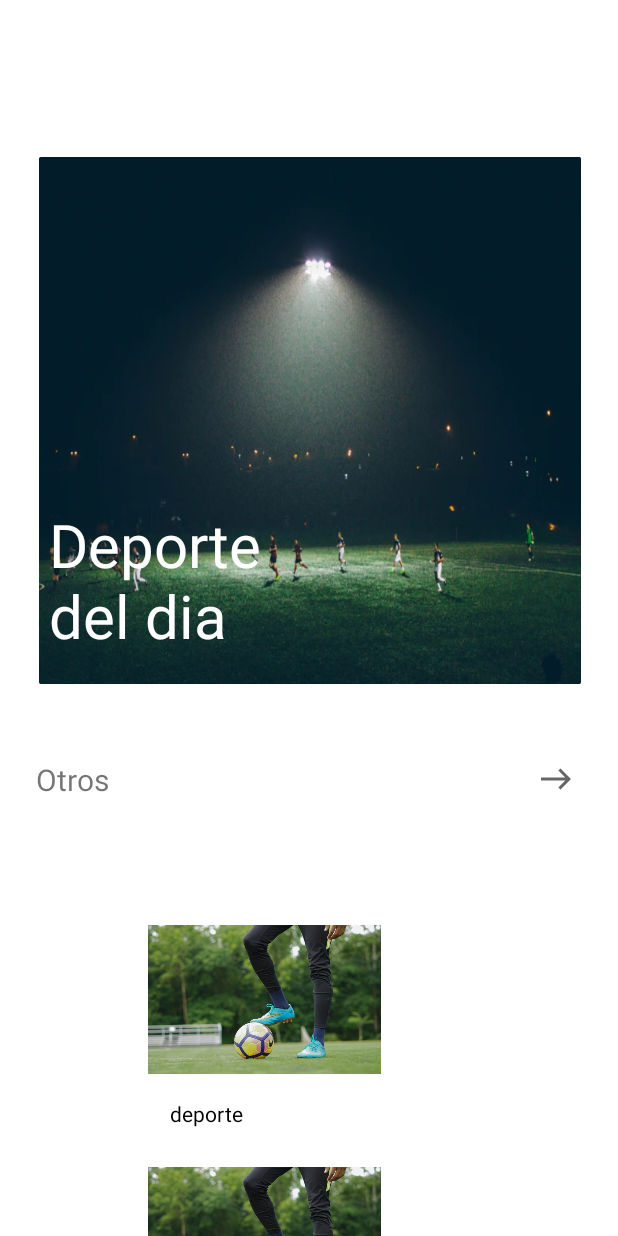
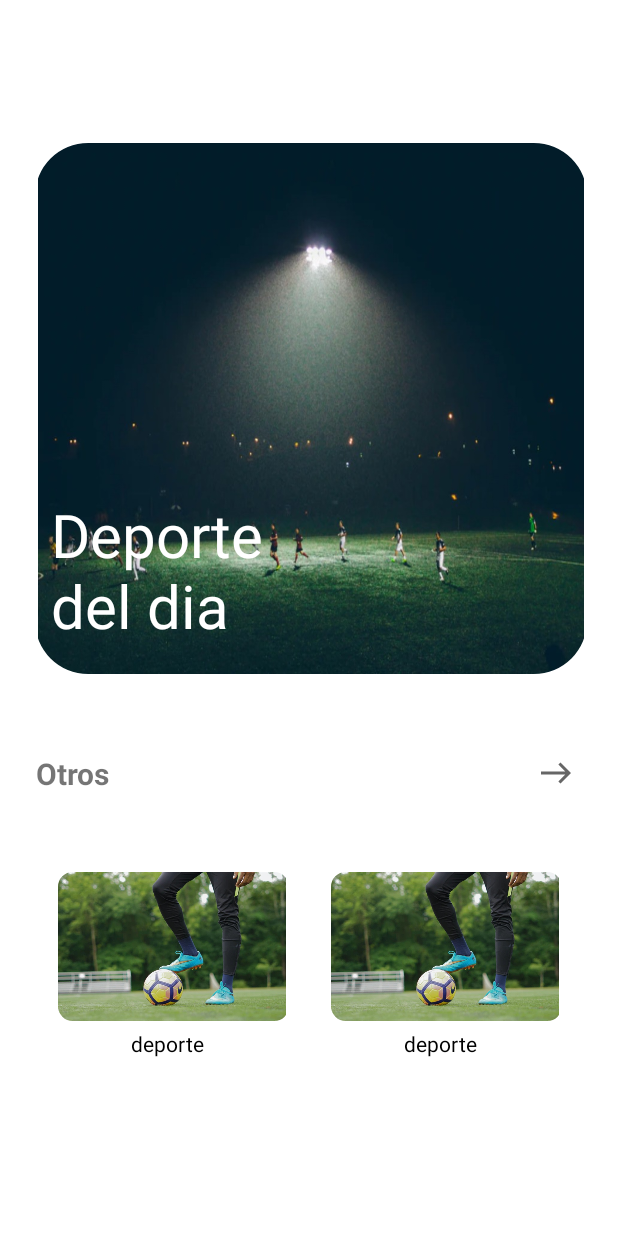
Before and after one commit to 2DAMUE/EventSports, an Android app: the screen it shows after launch (MainActivity), on a phone screen of 412 x 824 dp. Run offline under Robolectric (Android 15) with nearby library versions, the phone set to English and light mode, and no system bars; pictures from the network do not load.

Commit message:
Splash y Main acabado

```diff
--- a/app/build.gradle
+++ b/app/build.gradle
@@ -37,8 +37,6 @@ dependencies {
     implementation 'androidx.constraintlayout:constraintlayout:2.0.4'
     implementation 'androidx.recyclerview:recyclerview:1.1.0'
     implementation 'androidx.cardview:cardview:1.0.0'
-    implementation 'com.github.bumptech.glide:glide:4.11.0'
-    implementation 'jp.wasabeef:glide-transformations.4.1.0'
     testImplementation 'junit:junit:4.+'
     androidTestImplementation 'androidx.test.ext:junit:1.1.2'
     androidTestImplementation 'androidx.test.espresso:espresso-core:3.3.0'
--- a/app/src/main/java/com/sai/eventsports/MainActivity.java
+++ b/app/src/main/java/com/sai/eventsports/MainActivity.java
@@ -8,6 +8,7 @@ import androidx.recyclerview.widget.RecyclerView;
 
 import android.os.Bundle;
 import android.widget.ImageView;
+import android.widget.LinearLayout;
 import android.widget.ListAdapter;
 
 import java.util.ArrayList;
@@ -36,7 +37,8 @@ public class MainActivity extends AppCompatActivity {
         MiAdaptadorMain listAdapter = new MiAdaptadorMain(elements,this);
         RecyclerView recyclerView = findViewById(R.id.mi_RecyclerMain);
         recyclerView.setHasFixedSize(true);
-        recyclerView.setLayoutManager(new LinearLayoutManager(this));
+        LinearLayoutManager layoutManager = new LinearLayoutManager(MainActivity.this,LinearLayoutManager.HORIZONTAL,false);
+        recyclerView.setLayoutManager(layoutManager);
         recyclerView.setAdapter(listAdapter);
     }
 }
--- a/app/src/main/res/layout/activity_main.xml
+++ b/app/src/main/res/layout/activity_main.xml
@@ -11,7 +11,9 @@
         android:layout_width="371dp"
         android:layout_height="233dp"
         app:layout_constraintBottom_toBottomOf="parent"
+        app:layout_constraintTop_toTopOf="@+id/guideLineHTopRecyler"
         app:layout_constraintEnd_toStartOf="@+id/guideLineRecylerV2"
+        app:layout_constraintHorizontal_bias="0.0"
         app:layout_constraintStart_toEndOf="@+id/guideLineRecylerV1" />
 
     <TextView
@@ -23,7 +25,8 @@
         android:layout_marginBottom="4dp"
         android:text="Otros"
         android:textSize="20dp"
-        app:layout_constraintBottom_toTopOf="@+id/guideLineHRecyler"
+        android:textStyle="bold"
+        app:layout_constraintBottom_toTopOf="@+id/guideLineHButtomTxt"
         app:layout_constraintStart_toStartOf="parent"
         app:layout_constraintTop_toBottomOf="@+id/guideLineHMedio" />
 
@@ -35,22 +38,23 @@
         android:layout_marginRight="20dp"
         android:layout_marginBottom="4dp"
         android:src="@drawable/baseline_east_24"
-        app:layout_constraintBottom_toTopOf="@+id/guideLineHRecyler"
+        app:layout_constraintBottom_toTopOf="@+id/guideLineHButtomTxt"
         app:layout_constraintEnd_toEndOf="parent"
         app:layout_constraintHorizontal_bias="0.967"
         app:layout_constraintStart_toEndOf="@+id/txtOtros"
         app:layout_constraintTop_toBottomOf="@+id/guideLineHMedio" />
 
-    <ImageView
+    <com.google.android.material.imageview.ShapeableImageView
         android:id="@+id/imageView2"
-        android:layout_width="369dp"
-        android:layout_height="351dp"
+        android:layout_width="368dp"
+        android:layout_height="354dp"
         android:src="@drawable/futbol"
-        app:layout_constraintBottom_toTopOf="@+id/guideLineHMedio"
+        app:layout_constraintBottom_toTopOf="@+id/guideLineBottomImage"
         app:layout_constraintEnd_toStartOf="@+id/guideLineRecylerV2"
         app:layout_constraintHorizontal_bias="1.0"
         app:layout_constraintStart_toEndOf="@+id/guideLineRecylerV1"
-        app:layout_constraintTop_toBottomOf="@+id/guideLineHTop" />
+        app:layout_constraintTop_toBottomOf="@+id/guideLineHTop"
+        app:shapeAppearanceOverlay="@style/RoundedSquare" />
 
     <LinearLayout
         android:id="@+id/guideLineHTop"
@@ -63,6 +67,16 @@
         app:layout_constraintTop_toTopOf="parent"></LinearLayout>
 
     <LinearLayout
+        android:id="@+id/guideLineBottomImage"
+        android:layout_width="match_parent"
+        android:layout_height="match_parent"
+        android:orientation="horizontal"
+        app:layout_constraintBottom_toTopOf="@+id/mi_RecyclerMain"
+        app:layout_constraintEnd_toEndOf="parent"
+        app:layout_constraintGuide_percent="0.58"
+        app:layout_constraintStart_toStartOf="parent"></LinearLayout>
+
+    <LinearLayout
         android:id="@+id/guideLineHMedio"
         android:layout_width="match_parent"
         android:layout_height="match_parent"
@@ -73,7 +87,19 @@
         app:layout_constraintStart_toStartOf="parent"></LinearLayout>
 
     <LinearLayout
-        android:id="@+id/guideLineHRecyler"
+        android:id="@+id/guideLineHButtomTxt"
+        android:layout_width="match_parent"
+        android:layout_height="match_parent"
+        android:layout_marginBottom="8dp"
+        android:orientation="horizontal"
+        app:layout_constraintBottom_toTopOf="@+id/guideLineHTopRecyler"
+        app:layout_constraintEnd_toEndOf="parent"
+        app:layout_constraintGuide_percent="0.655"
+        app:layout_constraintHorizontal_bias="0.0"
+        app:layout_constraintStart_toStartOf="parent"></LinearLayout>
+
+    <LinearLayout
+        android:id="@+id/guideLineHTopRecyler"
         android:layout_width="match_parent"
         android:layout_height="match_parent"
         android:layout_marginBottom="8dp"
@@ -83,6 +109,8 @@
         app:layout_constraintGuide_percent="0.665"
         app:layout_constraintHorizontal_bias="0.0"
         app:layout_constraintStart_toStartOf="parent"></LinearLayout>
+
+
 
     <LinearLayout
         android:id="@+id/guideLineRecylerV1"
--- a/app/src/main/res/layout/vista_imagenes_main.xml
+++ b/app/src/main/res/layout/vista_imagenes_main.xml
@@ -1,26 +1,37 @@
 <?xml version="1.0" encoding="utf-8"?>
-<androidx.constraintlayout.widget.ConstraintLayout
+<LinearLayout
     xmlns:android="http://schemas.android.com/apk/res/android"
     xmlns:app="http://schemas.android.com/apk/res-auto"
     xmlns:tools="http://schemas.android.com/tools"
     android:layout_width="match_parent"
-    android:layout_height="wrap_content">
+    android:orientation="vertical"
+    android:gravity="center"
+    android:padding="10dp"
+    android:layout_height="160dp">
 
+    <LinearLayout
+        android:layout_width="wrap_content"
+        android:layout_height="wrap_content"
+        android:orientation="vertical"
+        android:gravity="center"
+        android:padding="2dp">
 
-    <ImageView
+        <com.google.android.material.imageview.ShapeableImageView
             android:id="@+id/imageViewDeporte"
-        android:layout_width="155dp"
-        android:layout_height="118dp"
-        android:layout_marginStart="8dp"
-        android:layout_marginLeft="8dp"
+            android:layout_width="154dp"
+            android:layout_height="99dp"
+            android:layout_marginStart="4dp"
+            android:layout_marginLeft="4dp"
+            android:src="@drawable/bota"
             app:layout_constraintBottom_toBottomOf="parent"
-        android:src="@drawable/bota"
             app:layout_constraintEnd_toStartOf="@+id/guideLineRecylerV2"
             app:layout_constraintStart_toEndOf="@+id/guideLineimgV2"
             app:layout_constraintTop_toTopOf="parent"
-        app:layout_constraintVertical_bias="0.39" />
+            app:layout_constraintVertical_bias="0.301"
+            app:shapeAppearanceOverlay="@style/RoundedSquare" />
 
         <TextView
+        android:layout_marginTop="5dp"
         android:id="@+id/textoDeporte"
         android:layout_width="60dp"
         android:layout_height="wrap_content"
@@ -28,12 +39,14 @@
         android:text="deporte"
         android:textAlignment="center"
         android:textColor="@color/black"
-        app:layout_constraintBottom_toBottomOf="parent"
-        app:layout_constraintEnd_toStartOf="@+id/guideLineimgV1"
-        app:layout_constraintStart_toEndOf="@+id/guideLineimgV2"
-        app:layout_constraintTop_toBottomOf="@+id/guideLineH3"></TextView>
+        app:layout_constraintBottom_toTopOf="@+id/guideLineHBottom3"
+        app:layout_constraintEnd_toStartOf="@+id/guideLineVRightTxt"
+        app:layout_constraintStart_toEndOf="@+id/guideLineVLeftTxt"
+        app:layout_constraintTop_toBottomOf="@+id/guideLineH3"
+        app:layout_constraintVertical_bias="0.0"></TextView>
+</LinearLayout>
 
-    <LinearLayout
+   <!-- <LinearLayout
         android:id="@+id/guideLineimgV1"
         android:layout_width="match_parent"
         android:layout_height="match_parent"
@@ -65,9 +78,44 @@
         android:orientation="horizontal"
         app:layout_constraintBottom_toBottomOf="parent"
         app:layout_constraintEnd_toEndOf="parent"
-        app:layout_constraintGuide_percent="0.88"
+        app:layout_constraintGuide_percent="0.80"
         app:layout_constraintHorizontal_bias="0.0"
         app:layout_constraintStart_toStartOf="parent"
         app:layout_constraintTop_toTopOf="parent"
         app:layout_constraintVertical_bias="0.88"></LinearLayout>
-</androidx.constraintlayout.widget.ConstraintLayout>
+
+    <LinearLayout
+        android:id="@+id/guideLineHBottom3"
+        android:layout_width="match_parent"
+        android:layout_height="match_parent"
+        android:orientation="horizontal"
+        app:layout_constraintBottom_toBottomOf="parent"
+        app:layout_constraintEnd_toEndOf="parent"
+        app:layout_constraintGuide_percent="0.94"
+        app:layout_constraintHorizontal_bias="0.0"
+        app:layout_constraintStart_toStartOf="parent"
+        app:layout_constraintTop_toBottomOf="@+id/guideLineH3"
+        app:layout_constraintVertical_bias="0.656"></LinearLayout>
+
+    <LinearLayout
+        android:id="@+id/guideLineVLeftTxt"
+        android:layout_width="match_parent"
+        android:layout_height="match_parent"
+        android:orientation="vertical"
+        app:layout_constraintBottom_toBottomOf="parent"
+        app:layout_constraintGuide_percent="0.42"
+        app:layout_constraintStart_toStartOf="parent"
+        app:layout_constraintTop_toTopOf="parent"
+        app:layout_constraintVertical_bias="0.0"></LinearLayout>
+
+    <LinearLayout
+        android:id="@+id/guideLineVRightTxt"
+        android:layout_width="match_parent"
+        android:layout_height="match_parent"
+        android:orientation="vertical"
+        app:layout_constraintBottom_toBottomOf="parent"
+        app:layout_constraintGuide_percent="0.57"
+        app:layout_constraintStart_toStartOf="parent"
+        app:layout_constraintTop_toTopOf="parent"
+        app:layout_constraintVertical_bias="0.0"></LinearLayout>-->
+</LinearLayout>
--- /dev/null
+++ b/app/src/main/res/values/custom_styles.xml
@@ -0,0 +1,36 @@
+<?xml version="1.0" encoding="utf-8"?>
+<resources>
+
+    <style name="Circular">
+        <item name="cornerSize">50%</item>
+    </style>
+
+    <style name="RoundedSquare">
+        <item name="cornerSize">10%</item>
+    </style>
+
+    <style name="CornerCut">
+        <item name="cornerSize">15dp</item>
+        <item name="cornerFamily">cut</item>
+    </style>
+
+    <style name="DiamondCut">
+        <item name="cornerSize">75dp</item>
+        <item name="cornerFamily">cut</item>
+    </style>
+
+    <style name="SpecificCornerCut">
+        <item name="cornerSizeTopRight">75dp</item>
+        <item name="cornerFamilyTopRight">cut</item>
+        <item name="cornerSizeBottomLeft">75dp</item>
+        <item name="cornerFamilyBottomLeft">cut</item>
+    </style>
+
+    <style name="SpecificCornerRounded">
+        <item name="cornerSizeTopRight">75dp</item>
+        <item name="cornerFamilyTopRight">rounded</item>
+        <item name="cornerSizeBottomLeft">75dp</item>
+        <item name="cornerFamilyBottomLeft">rounded</item>
+    </style>
+
+</resources>
```
Lines whose indentation alone changed are shown as unchanged.
